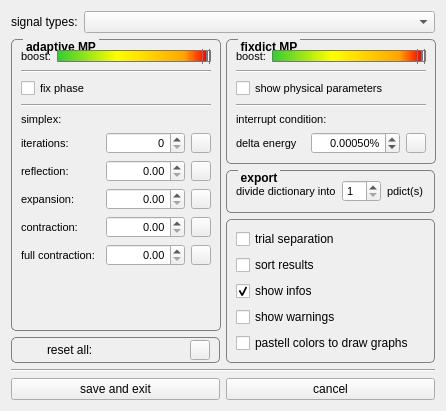
mne-tools/mne-cpp, file applications/mne_matching_pursuit/settingwindow.ui: the form before one commit.
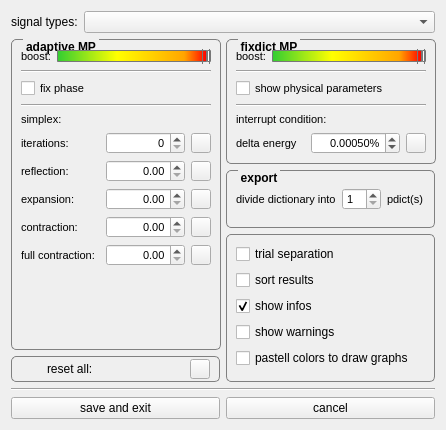
The form after the commit. Icons and pictures are not drawn.

The edit to the form file:
```diff
--- a/applications/mne_matching_pursuit/settingwindow.ui
+++ b/applications/mne_matching_pursuit/settingwindow.ui
@@ -7,7 +7,7 @@
     <x>0</x>
     <y>0</y>
     <width>446</width>
-    <height>411</height>
+    <height>430</height>
    </rect>
   </property>
   <property name="sizePolicy">
@@ -19,13 +19,13 @@
   <property name="minimumSize">
    <size>
     <width>446</width>
-    <height>411</height>
+    <height>430</height>
    </size>
   </property>
   <property name="maximumSize">
    <size>
     <width>446</width>
-    <height>4411</height>
+    <height>430</height>
    </size>
   </property>
   <property name="windowTitle">
```
Left out of the diff: 3 changed lines with no effect on the pictures.
